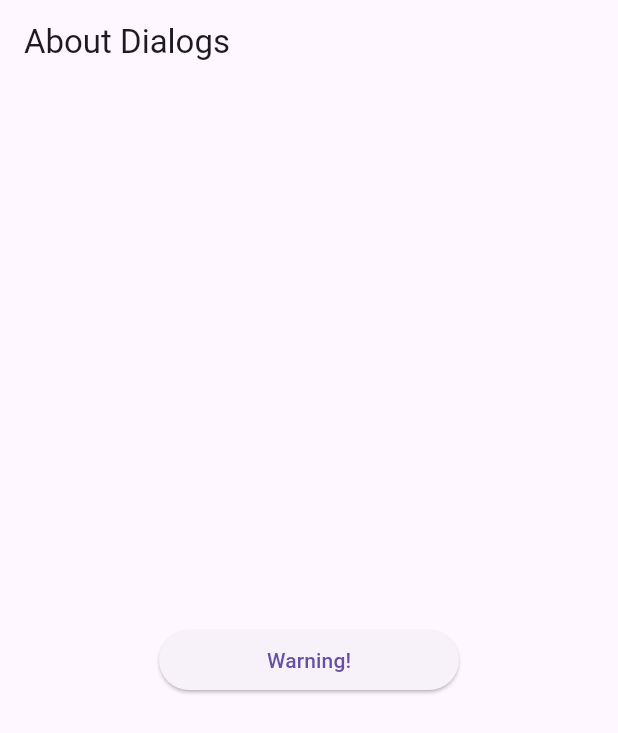
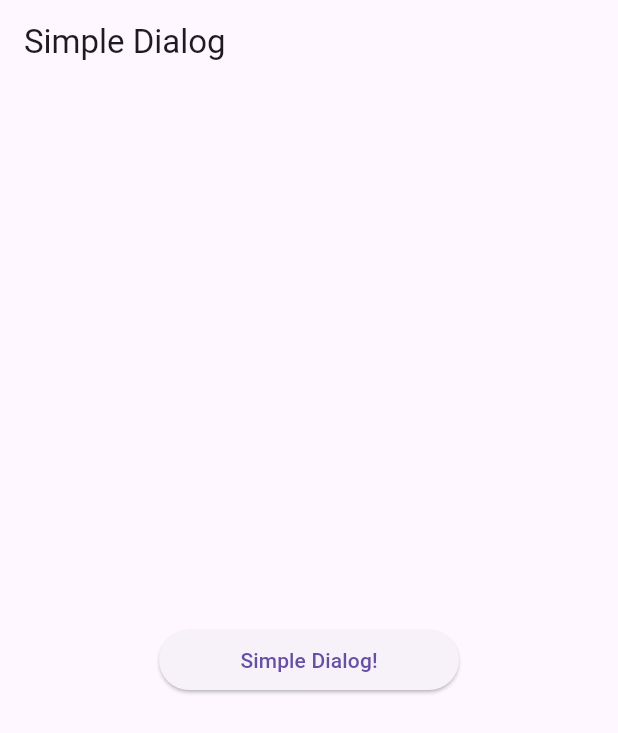
Before and after one commit to KevinMaulanaAtmaja/learn-flutter, a Flutter app: the screen it shows after launch, on a phone screen of 412 x 824 dp. Shown: the top 733 px of the screen. Run offline on Flutter 3.47's test engine with Material 3 defaults, Android fonts, the phone set to English and light mode, and no system bars; our stand-ins replace google_fonts, material_design_icons_flutter.

Commit message:
SimpleDialog
SimpleDialog, contentPadding

```diff
--- a/lib/22_about_dialog.dart
+++ b/lib/22_about_dialog.dart
@@ -11,7 +11,7 @@ class _AboutDialogsState extends State<AboutDialogs> {
   @override
   Widget build(BuildContext context) {
     return Scaffold(
-      appBar: AppBar(title: const Text("About Dialogs")),
+      appBar: AppBar(title: const Text("About Dialog")),
       body: Center(
         child: SizedBox(
           width: 200,
--- a/lib/23_alert_dialog.dart
+++ b/lib/23_alert_dialog.dart
@@ -13,7 +13,7 @@ class _AlertDialogsState extends State<AlertDialogs> {
   @override
   Widget build(BuildContext context) {
     return Scaffold(
-      appBar: AppBar(title: const Text("About Dialogs")),
+      appBar: AppBar(title: const Text("Alert Dialog")),
       body: Center(
         child: SizedBox(
           width: 200,
--- /dev/null
+++ b/lib/24_simple_dialog.dart
@@ -0,0 +1,61 @@
+import 'dart:developer';
+import 'package:flutter/material.dart';
+
+class SimpleDialogs extends StatefulWidget {
+  const SimpleDialogs({super.key});
+
+  @override
+  State<SimpleDialogs> createState() => _SimpleDialogsState();
+}
+
+class _SimpleDialogsState extends State<SimpleDialogs> {
+  @override
+  Widget build(BuildContext context) {
+    return Scaffold(
+      appBar: AppBar(title: const Text("Simple Dialog")),
+      body: Center(
+        child: SizedBox(
+          width: 200,
+          child: ElevatedButton(
+            onPressed: () {
+              showDialog(
+                context: context,
+                builder: (context) => SimpleDialog(
+                  title: Text(
+                    "Simple Dialog!",
+                    style: TextStyle(
+                      color: Colors.black,
+                      fontSize: 16,
+                      fontWeight: FontWeight.bold,
+                    ),
+                  ),
+                  contentPadding: EdgeInsets.fromLTRB(24, 12, 24, 14),
+                  children: [
+                    Text(
+                      "This is a simple dialog. this is used to display info to the user. do you like it?",
+                    ),
+                    SizedBox(height: 16),
+                    Column(
+                      crossAxisAlignment: CrossAxisAlignment.end,
+                      children: [
+                        TextButton(
+                          onPressed: () => Navigator.pop(context, 'yes'),
+                          child: Text("Yes"),
+                        ),
+                        TextButton(
+                          onPressed: () => Navigator.pop(context, 'no'),
+                          child: Text("No"),
+                        ),
+                      ],
+                    ),
+                  ],
+                ),
+              ).then((value) => log(value ?? "No value return"));
+            },
+            child: Text("Simple Dialog!"),
+          ),
+        ),
+      ),
+    );
+  }
+}
--- a/lib/main.dart
+++ b/lib/main.dart
@@ -20,7 +20,8 @@
 // import 'package:bljar_flutter/20_first_page.dart';
 // import 'package:bljar_flutter/22_about_dialog.dart';
 // import 'package:flutter/foundation.dart';
-import 'package:bljar_flutter/23_alert_dialog.dart';
+// import 'package:bljar_flutter/23_alert_dialog.dart';
+import 'package:bljar_flutter/24_simple_dialog.dart';
 import 'package:flutter/material.dart';
 
 void main() {
@@ -60,7 +61,8 @@ class MyApp extends StatelessWidget {
       // home: GestureDetectors(),
       // home: FirstPage(),
       // home: AboutDialogs(),
-      home: AlertDialogs(),
+      // home: AlertDialogs(),
+      home: SimpleDialogs(),
     );
   }
 }
```
